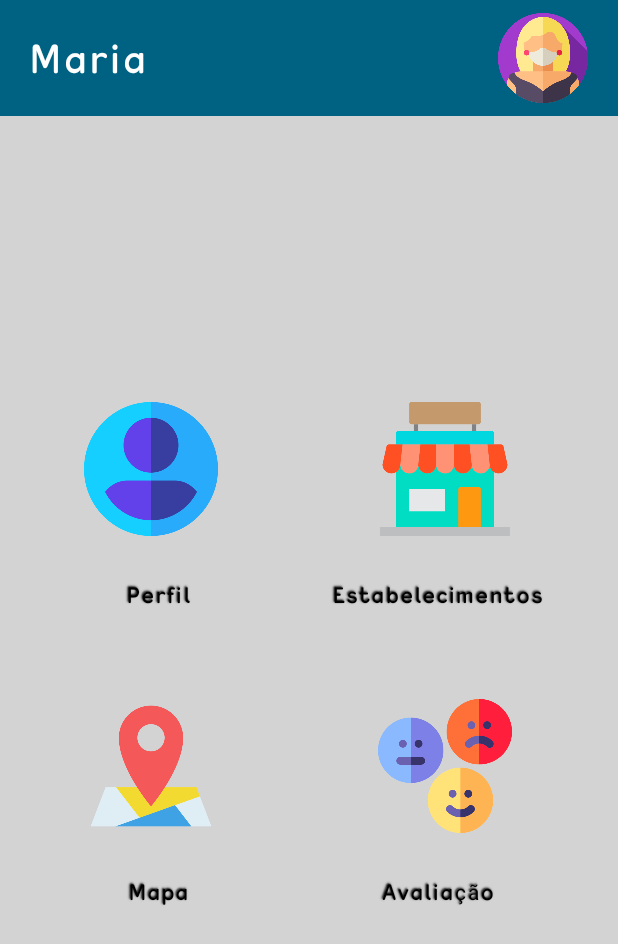
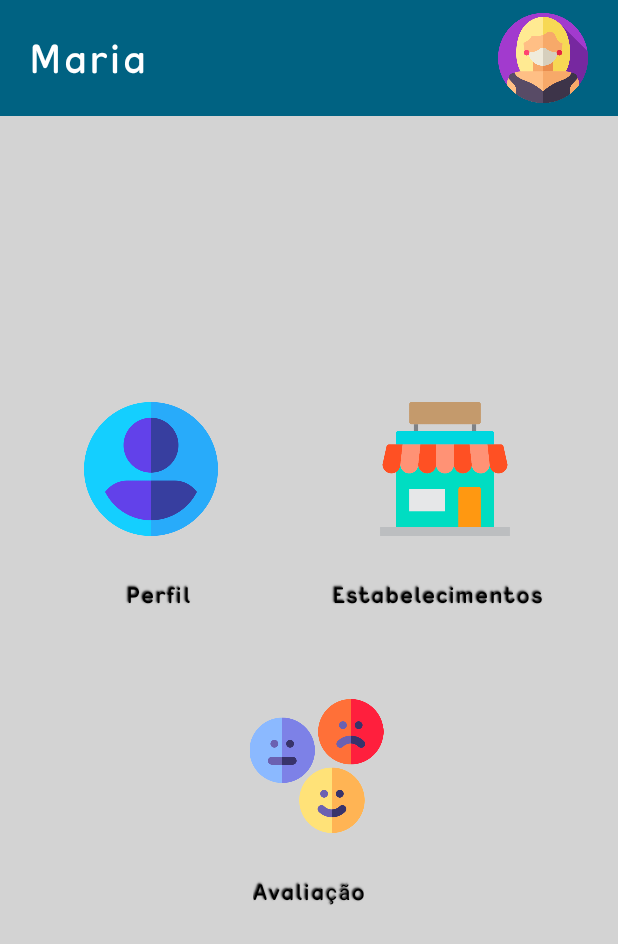
Before and after one commit to ahset/AproximaBraganca, an Android app: the DashboardCliente screen opened through its navigation route, on a phone screen of 412 x 824 dp. Shown: the top 944 px of the screen. Run offline under Robolectric (Android 15) with nearby library versions, the phone set to English and light mode, and no system bars.

Commit message:
dashboard do cliente sem mapa

```diff
--- a/app/src/main/res/layout/fragment_dashboard_cliente.xml
+++ b/app/src/main/res/layout/fragment_dashboard_cliente.xml
@@ -47,12 +47,13 @@
         <LinearLayout
             android:id="@+id/linearLayout2"
             android:layout_width="wrap_content"
-            android:layout_height="wrap_content">
+            android:layout_height="wrap_content"
+            android:orientation="vertical">
 
             <TableLayout
                 android:id="@+id/tableVetores"
-                android:layout_width="fill_parent"
-                android:layout_height="fill_parent"
+                android:layout_width="match_parent"
+                android:layout_height="wrap_content"
                 android:shrinkColumns="*"
                 android:stretchColumns="*">
 
@@ -110,24 +111,19 @@
                         android:gravity="center"
                         />
                 </TableRow>
+            </TableLayout>
+
+            <TableLayout
+                android:id="@+id/tableVetores2"
+                android:layout_width="match_parent"
+                android:layout_height="wrap_content"
+                android:shrinkColumns="*"
+                android:stretchColumns="*">
 
                 <TableRow
                     android:layout_width="0dp"
                     android:layout_height="0dp"
                     android:layout_weight=".35">
-
-                    <ImageButton
-                        android:id="@+id/imageMapa"
-                        android:background="@null"
-                        android:layout_marginEnd="10dp"
-                        android:adjustViewBounds="true"
-                        android:scaleType="fitCenter"
-                        android:padding="5dp"
-                        android:layout_width="100dp"
-                        android:layout_height="100dp"
-                        android:visibility="visible"
-                        android:contentDescription="Perfil"
-                        android:src="@drawable/location"/>
 
                     <ImageButton
                         android:id="@+id/imageAvaliacao"
@@ -142,6 +138,7 @@
                         android:src="@drawable/evaluation" />
                 </TableRow>
 
+
                 <TableRow
                     android:layout_width="match_parent"
                     android:layout_height="wrap_content"
@@ -149,20 +146,13 @@
                     android:layout_marginBottom="40dp">
 
                     <Button
-                        android:text="Mapa"
-                        android:textSize="14sp"
-                        android:background="@null"
-                        android:layout_width="match_parent"
-                        android:layout_height="match_parent"
-                        android:gravity="center"
-                        />
-                    <Button
                         android:text="Avaliação"
                         android:textSize="14sp"
                         android:background="@null"
                         android:layout_width="match_parent"
                         android:layout_height="match_parent"
                         android:gravity="center"
+                        android:layout_gravity="center"
                         />
                 </TableRow>
             </TableLayout>
```
